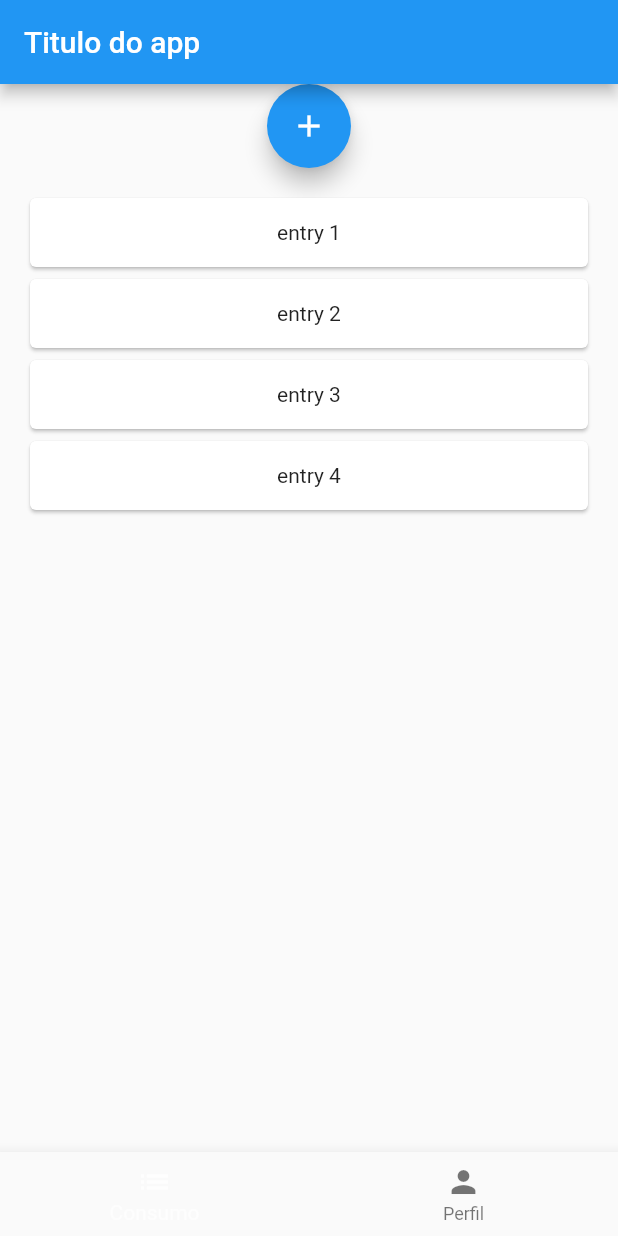
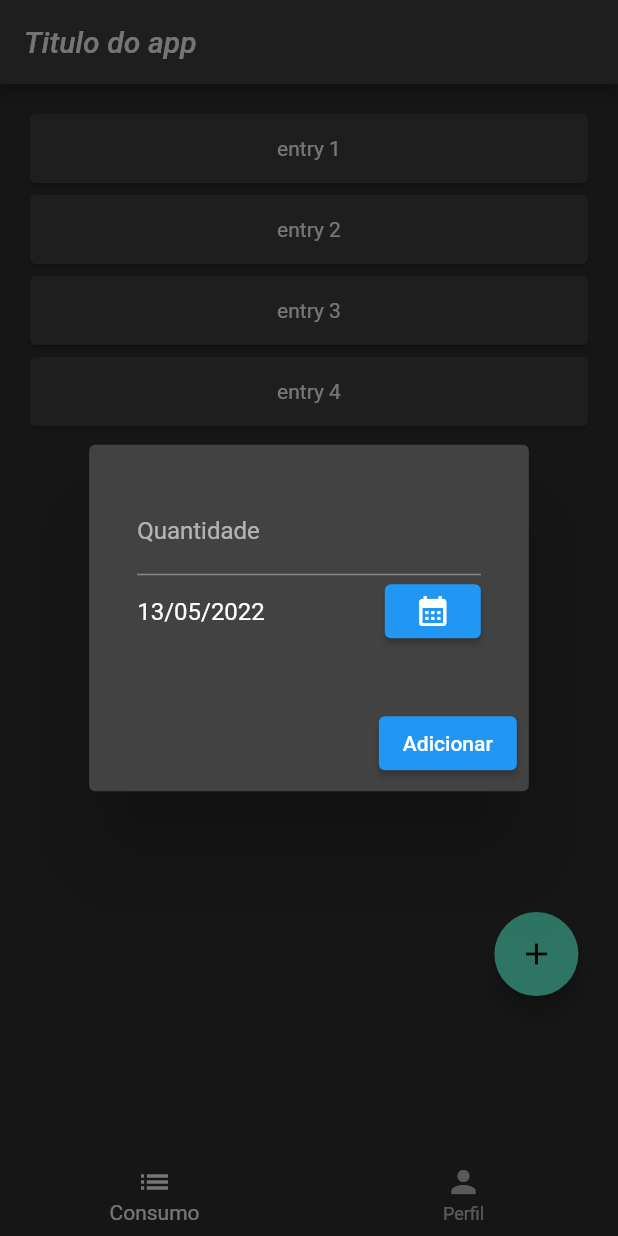
Before and after one commit to gustavoabsampaio/flutter-app, a Flutter app: the MyHomePage screen opened directly, after a tap on the "add" icon, on a phone screen of 412 x 824 dp. Run offline on Flutter 3.47's test engine with Material 2 defaults, Android fonts, the phone set to English and light mode, and no system bars; our stand-ins replace image_picker; Roboto replaces fonts that are missing (Georgia, Hind).

Commit message:
popup menu de adicionar entradas (não funcional)

```diff
--- a/lib/login_page.dart
+++ b/lib/login_page.dart
@@ -1,4 +1,4 @@
-import 'package:app/main%20copy.dart';
+import 'package:app/main.dart';
 import 'package:flutter/material.dart';
 import 'dart:core';
 
--- a/lib/main copy.dart
+++ /dev/null
@@ -1,184 +0,0 @@
-import 'package:flutter/material.dart';
-import 'main.dart';
-import 'package:image_picker/image_picker.dart';
-import 'dart:async';
-import 'dart:io';
-
-final ImagePicker _picker = ImagePicker();
-void main() {
-  runApp(const MyApp());
-}
-
-class MyApp extends StatelessWidget {
-  const MyApp({Key? key}) : super(key: key);
-
-  @override
-  Widget build(BuildContext context) {
-    return MaterialApp(
-      title: 'Flutter Demo',
-      theme: ThemeData(
-    brightness: Brightness.dark,
-    primaryColor: Color.fromARGB(255, 189, 2, 2),
-    fontFamily: 'Georgia',
-    textTheme: const TextTheme(
-      headline1: TextStyle(fontSize: 72.0, fontWeight: FontWeight.bold),
-      headline6: TextStyle(fontSize: 20.0, fontStyle: FontStyle.italic),
-      bodyText2: TextStyle(fontSize: 14.0, fontFamily: 'Hind'),
-    ),
-      ),
-      home: const MyHomePage(title: 'Titulo do app'),
-    );
-  }
-}
-
-class MyHomePage extends StatefulWidget {
-  const MyHomePage({Key? key, required this.title}) : super(key: key);
-
-  final String title;
-
-  @override
-  State<MyHomePage> createState() => _MyHomePageState();
-}
-
-class _MyHomePageState extends State<MyHomePage> {
-  File _image = File('');
-  int _a = 0;
-  int _navIndex = 0;
-
-  static const List<Widget> _widgetOptions = <Widget>[
-    UserEntries(),
-    Profile()
-  ];
-
-  void _onTabTapped(int index) {
-    setState(() {
-      _navIndex = index;
-    });
-  }
-
-  Future getImage(ImageSource source) async{
-    var image = await _picker.pickImage(source:source);
-
-    if (image != null){
-      setState(() {
-        _image=File(image.path);
-        _a++;
-      });
-    }
-  }
-
-  @override
-  Widget build(BuildContext context) {
-    return Scaffold(
-      appBar: AppBar(
-        title: Text(widget.title),
-      ),
-      body: Center(child: _widgetOptions.elementAt(_navIndex),),
-      bottomNavigationBar: BottomNavigationBar(
-        items: const <BottomNavigationBarItem>[
-          BottomNavigationBarItem(icon: Icon(Icons.list), label: 'Consumo'),
-          BottomNavigationBarItem(icon: Icon(Icons.person), label: 'Perfil'),
-        ],
-        currentIndex: _navIndex,
-        selectedItemColor: Colors.white70,
-        onTap: _onTabTapped
-      ),
-    );
-  }
-}
-
-class Profile extends StatefulWidget {
-  const Profile({Key? key}) : super(key: key);
-
-  @override
-  State<Profile> createState() => _ProfileState();
-}
-
-class _ProfileState extends State<Profile>{
-  File _image = File('');
-  int _a = 0;
-  Future getImage(ImageSource source) async{
-    var image = await _picker.pickImage(source:source);
-
-    if (image != null){
-      setState(() {
-        _image=File(image.path);
-        _a++;
-      });
-    }
-  }
-
-  @override
-  Widget build(BuildContext context) {
-  return Center(
-        child: Column(
-          mainAxisAlignment: MainAxisAlignment.center,
-          children: <Widget>[
-            GestureDetector(
-              onTap: (){
-                showModalBottomSheet<void>(context: context,
-                builder: (BuildContext context) {
-                  return SafeArea(
-                    child: Column(
-                      mainAxisSize: MainAxisSize.min,
-                      children: <Widget>[
-                        ListTile(
-                          leading: const Icon(Icons.camera),
-                          title: const Text('Camera'),
-                          onTap: () {
-                            getImage(ImageSource.camera);
-                            Navigator.pop(context);
-                          },
-                        ),
-                         ListTile(
-                          leading: const Icon(Icons.image),
-                          title: const Text('Gallery'),
-                          onTap: () {
-                            getImage(ImageSource.gallery);
-                            Navigator.pop(context);
-                          },
-                        ),
-                    ]
-                  )
-                );
-              }
-            );
-              },
-              child: CircleAvatar(
-                      backgroundColor: const Color.fromARGB(255, 99, 4, 4),
-                      radius: 50.0,
-                        child:ClipOval(
-                          child: _a==0
-                          ?Image.asset('assets/images/default')
-                          :Image.file(_image),
-                      ))
-
-            ),
-            Container(
-              width: double.infinity,
-              height: 350.0,
-              child: Center(
-                child: Column(
-                  crossAxisAlignment: CrossAxisAlignment.center,
-                  mainAxisAlignment: MainAxisAlignment.center,
-                  children: <Widget>[
-                    const SizedBox(
-                      height: 10.0,
-                    ),
-                    const Text(
-                      "Nome do Usuario",
-                      style: TextStyle(
-                        fontSize: 22.0,
-                        color: Colors.white,
-                      ),
-                    ),
-                    const SizedBox(
-                      height: 10.0,
-                    ),
-                  ]),
-                )
-              )]
-            ),
-          );
-  }
-}
--- a/lib/main.dart
+++ b/lib/main.dart
@@ -1,7 +1,10 @@
 import 'package:flutter/material.dart';
-import 'dart:core';
-import 'login_page.dart';
+import 'user_entries.dart';
+import 'package:image_picker/image_picker.dart';
+import 'dart:async';
+import 'dart:io';
 
+final ImagePicker _picker = ImagePicker();
 void main() {
   runApp(const MyApp());
 }
@@ -9,93 +12,173 @@ void main() {
 class MyApp extends StatelessWidget {
   const MyApp({Key? key}) : super(key: key);
 
-  final bool loggedIn = false;
-
   @override
   Widget build(BuildContext context) {
     return MaterialApp(
-      title: 'App',
-      home: LoginPage()
+      title: 'Flutter Demo',
+      theme: ThemeData(
+        brightness: Brightness.dark,
+        primaryColor: Color.fromARGB(255, 189, 2, 2),
+        fontFamily: 'Georgia',
+        textTheme: const TextTheme(
+          headline1: TextStyle(fontSize: 72.0, fontWeight: FontWeight.bold),
+          headline6: TextStyle(fontSize: 20.0, fontStyle: FontStyle.italic),
+          bodyText2: TextStyle(fontSize: 14.0, fontFamily: 'Hind'),
+        ),
+      ),
+      home: const MyHomePage(title: 'Titulo do app'),
     );
   }
 }
 
-class UserEntries extends StatefulWidget {
-  const UserEntries ({ Key? key }) : super(key: key);
+class MyHomePage extends StatefulWidget {
+  const MyHomePage({Key? key, required this.title}) : super(key: key);
+
+  final String title;
 
   @override
-  State<UserEntries> createState() => _UserEntriesState();
+  State<MyHomePage> createState() => _MyHomePageState();
 }
 
-class _UserEntriesState extends State<UserEntries> {
-  final List<String> _entryList = ["entry 1", "entry 2", "entry 3", "entry 4"];
+class _MyHomePageState extends State<MyHomePage> {
+  File _image = File('');
+  int _a = 0;
+  int _navIndex = 0;
 
-  var _tapPosition;
+  static const List<Widget> _widgetOptions = <Widget>[
+    UserEntries(),
+    Profile()
+  ];
 
-  @override
-  void initState() {
-    super.initState();
-    _tapPosition = Offset(0.0, 0.0);
+  void _onTabTapped(int index) {
+    setState(() {
+      _navIndex = index;
+    });
+  }
+
+  Future getImage(ImageSource source) async{
+    var image = await _picker.pickImage(source:source);
+
+    if (image != null){
+      setState(() {
+        _image=File(image.path);
+        _a++;
+      });
+    }
   }
 
   @override
   Widget build(BuildContext context) {
-    return Column(
-      children: [
-        FloatingActionButton(
-          child: Icon(Icons.add),
-          onPressed: () {},
-        ),
-        Expanded(
-          child: ListView.builder(
-            padding: const EdgeInsets.all(16.0),
-            itemCount: _entryList.length,
-            itemBuilder: (context, i) {
-              return GestureDetector(
-                onTapDown: _storeTapPosition,
-                onLongPress: () {
-                  _showPopupMenu();
-                },
-                child: Card (
-                  child: Column(
-                    children: [
-                      Padding(
-                        padding: EdgeInsets.fromLTRB(3.0, 15.0, 3.0, 15.0),
-                        child: Text(_entryList[i]),
+    return Scaffold(
+      appBar: AppBar(
+        title: Text(widget.title),
+      ),
+      body: Center(child: _widgetOptions.elementAt(_navIndex),),
+      bottomNavigationBar: BottomNavigationBar(
+        items: const <BottomNavigationBarItem>[
+          BottomNavigationBarItem(icon: Icon(Icons.list), label: 'Consumo'),
+          BottomNavigationBarItem(icon: Icon(Icons.person), label: 'Perfil'),
+        ],
+        currentIndex: _navIndex,
+        selectedItemColor: Colors.white,
+        onTap: _onTabTapped
+      ),
+    );
+  }
+}
+
+class Profile extends StatefulWidget {
+  const Profile({Key? key}) : super(key: key);
+
+  @override
+  State<Profile> createState() => _ProfileState();
+}
+
+class _ProfileState extends State<Profile>{
+  File _image = File('');
+  int _a = 0;
+  Future getImage(ImageSource source) async{
+    var image = await _picker.pickImage(source:source);
+
+    if (image != null){
+      setState(() {
+        _image=File(image.path);
+        _a++;
+      });
+    }
+  }
+
+  @override
+  Widget build(BuildContext context) {
+  return Center(
+        child: Column(
+          mainAxisAlignment: MainAxisAlignment.center,
+          children: <Widget>[
+            GestureDetector(
+              onTap: (){
+                showModalBottomSheet<void>(context: context,
+                builder: (BuildContext context) {
+                  return SafeArea(
+                    child: Column(
+                      mainAxisSize: MainAxisSize.min,
+                      children: <Widget>[
+                        ListTile(
+                          leading: const Icon(Icons.camera),
+                          title: const Text('Camera'),
+                          onTap: () {
+                            getImage(ImageSource.camera);
+                            Navigator.pop(context);
+                          },
+                        ),
+                         ListTile(
+                          leading: const Icon(Icons.image),
+                          title: const Text('Gallery'),
+                          onTap: () {
+                            getImage(ImageSource.gallery);
+                            Navigator.pop(context);
+                          },
                         ),
                     ]
                   )
+                );
+              }
+            );
+              },
+              child: CircleAvatar(
+                      backgroundColor: const Color.fromARGB(255, 99, 4, 4),
+                      radius: 50.0,
+                        child:ClipOval(
+                          child: _a==0
+                          ?Image.asset('assets/images/default')
+                          :Image.file(_image),
+                      ))
+
+            ),
+            Container(
+              width: double.infinity,
+              height: 350.0,
+              child: Center(
+                child: Column(
+                  crossAxisAlignment: CrossAxisAlignment.center,
+                  mainAxisAlignment: MainAxisAlignment.center,
+                  children: <Widget>[
+                    const SizedBox(
+                      height: 10.0,
+                    ),
+                    const Text(
+                      "Nome do Usuario",
+                      style: TextStyle(
+                        fontSize: 22.0,
+                        color: Colors.white,
+                      ),
+                    ),
+                    const SizedBox(
+                      height: 10.0,
+                    ),
+                  ]),
                 )
-              );
-            }
-          )
-        )
-
-      ]
-    );
-  }
-
-  _showPopupMenu() async {
-    final RenderBox overlay = Overlay.of(context)!.context.findRenderObject() as RenderBox;
-
-    await showMenu(
-      context: context,
-      position: RelativeRect.fromRect(
-          _tapPosition & Size(40, 40),
-          Offset.zero & overlay.size
-        ),
-      items: [
-        const PopupMenuItem(
-          child: Text("Edit")
-        ),
-        const PopupMenuItem(
-          child: Text("Delete")
-        )
-      ]
-    );
-  }
-
-  void _storeTapPosition(TapDownDetails details) {
-    _tapPosition = details.globalPosition;
+              )]
+            ),
+          );
   }
 }
--- /dev/null
+++ b/lib/user_entries.dart
@@ -0,0 +1,151 @@
+import 'package:flutter/material.dart';
+import 'dart:core';
+import 'package:intl/intl.dart';
+
+class UserEntries extends StatefulWidget {
+  const UserEntries ({ Key? key }) : super(key: key);
+
+  @override
+  State<UserEntries> createState() => _UserEntriesState();
+}
+
+class _UserEntriesState extends State<UserEntries> {
+  final List<String> _entryList = ["entry 1", "entry 2", "entry 3", "entry 4"];
+
+  var _tapPosition;
+  DateTime _dateTime = DateTime.now();
+  DateFormat formatter = DateFormat('dd/MM/yyyy');
+
+  @override
+  void initState() {
+    super.initState();
+    _tapPosition = const Offset(0.0, 0.0);
+  }
+
+  @override
+  Widget build(BuildContext context) {
+    return Expanded(
+      child: Stack(
+        children: [
+          Expanded(
+            child: ListView.builder(
+              padding: const EdgeInsets.all(16.0),
+              itemCount: _entryList.length,
+              itemBuilder: (context, i) {
+                return GestureDetector(
+                  onTapDown: _storeTapPosition,
+                  onLongPress: () {
+                    _showPopupMenu();
+                  },
+                  child: Card (
+                    child: Column(
+                      children: [
+                        Padding(
+                          padding: EdgeInsets.fromLTRB(3.0, 15.0, 3.0, 15.0),
+                          child: Text(_entryList[i]),
+                          ),
+                      ]
+                    )
+                  )
+                );
+              }
+            )
+          ),
+          Container(
+            padding: EdgeInsets.fromLTRB(MediaQuery.of(context).size.width * 0.8, MediaQuery.of(context).size.height* 0.67, 0, 0),
+            child: FloatingActionButton(
+              child: const Icon(Icons.add),
+              onPressed: () {
+                showDialog(
+                  context: context,
+                  builder: (BuildContext context) {
+                    return StatefulBuilder(
+                      builder: (context, setStateForDialog) {
+                        return AlertDialog(
+                          scrollable: true,
+                          content: Padding(
+                            padding: const EdgeInsets.all(8.0),
+                            child: Form(
+                              child: Column(
+                                children: <Widget>[
+                                  TextFormField(
+                                    decoration: const InputDecoration(
+                                      labelText: 'Quantidade',
+                                    ),
+                                  ),
+                                  Row(
+                                    children: <Widget>[
+                                      Text(
+                                        formatter.format(_dateTime as DateTime)
+                                      ),
+                                      const Padding(
+                                        padding: EdgeInsets.fromLTRB(80, 0, 0, 0)
+                                      ),
+                                      ElevatedButton(
+                                        child: const Icon(Icons.calendar_month),
+                                        onPressed: () {
+                                          showDatePicker(
+                                            context: context,
+                                            initialDate: _dateTime,
+                                            firstDate: DateTime(2021),
+                                            lastDate: DateTime(2121)
+                                          ).then((date) {
+                                            setStateForDialog(() {
+                                              if(date != null){
+                                                _dateTime = date;
+                                              }
+                                            });
+                                          });
+                                        },
+                                      ),
+                                    ]
+                                  )
+                                ],
+                              ),
+                            ),
+                          ),
+                          actions: [
+                            ElevatedButton(
+                                child: const Text("Adicionar"),
+                                onPressed: () {
+                                  // adiciona entrada
+                                })
+                          ],
+                        );
+                      }
+                    );
+                  }
+                );
+              },
+            )
+          ),
+
+        ],
+      )
+    );
+  }
+
+  _showPopupMenu() async {
+    final RenderBox overlay = Overlay.of(context)!.context.findRenderObject() as RenderBox;
+
+    await showMenu(
+      context: context,
+      position: RelativeRect.fromRect(
+          _tapPosition & const Size(40, 40),
+          Offset.zero & overlay.size
+        ),
+      items: [
+        const PopupMenuItem(
+          child: Text("Edit")
+        ),
+        const PopupMenuItem(
+          child: Text("Delete")
+        )
+      ]
+    );
+  }
+
+  void _storeTapPosition(TapDownDetails details) {
+    _tapPosition = details.globalPosition;
+  }
+}
--- a/pubspec.yaml
+++ b/pubspec.yaml
@@ -35,6 +35,7 @@ dependencies:
   # Use with the CupertinoIcons class for iOS style icons.
   cupertino_icons: ^1.0.2
   image_picker: ^0.8.1
+  intl: ^0.17.0
 
 
 dev_dependencies:
```
Also changed, not shown: pubspec.lock.
